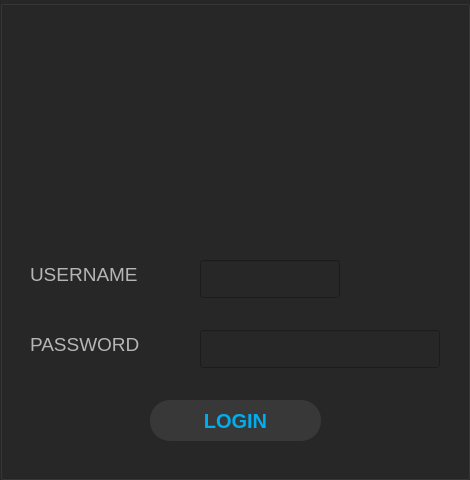
This is login.ui in louatiakram/Projet_CPP_2A20_E5 as Qt 5 draws it before an edit. The edited form follows.
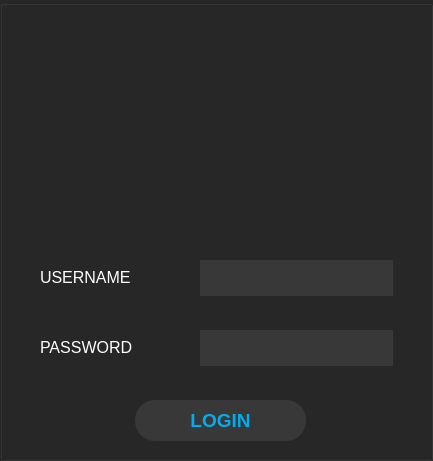
This is the edited form. Icons and pictures are not drawn.

```diff
--- a/login.ui
+++ b/login.ui
@@ -9,8 +9,8 @@
    <rect>
     <x>0</x>
     <y>0</y>
-    <width>470</width>
-    <height>480</height>
+    <width>433</width>
+    <height>461</height>
    </rect>
   </property>
   <property name="font">
@@ -29,20 +29,23 @@
     <rect>
      <x>0</x>
      <y>0</y>
-     <width>470</width>
-     <height>480</height>
+     <width>433</width>
+     <height>461</height>
     </rect>
    </property>
    <property name="styleSheet">
-    <string notr="true">background-color: rgb(39, 39, 39);</string>
+    <string notr="true"/>
    </property>
    <property name="title">
     <string/>
    </property>
+   <property name="alignment">
+    <set>Qt::AlignCenter</set>
+   </property>
    <widget class="QPushButton" name="pb_login">
     <property name="geometry">
      <rect>
-      <x>150</x>
+      <x>135</x>
       <y>400</y>
       <width>171</width>
       <height>41</height>
@@ -51,7 +54,7 @@
     <property name="font">
      <font>
       <family>Arial</family>
-      <pointsize>15</pointsize>
+      <pointsize>14</pointsize>
       <weight>75</weight>
       <bold>true</bold>
      </font>
@@ -80,37 +83,42 @@
      <rect>
       <x>200</x>
       <y>260</y>
-      <width>140</width>
-      <height>38</height>
+      <width>193</width>
+      <height>36</height>
      </rect>
     </property>
     <property name="font">
      <font>
-      <pointsize>14</pointsize>
+      <pointsize>12</pointsize>
      </font>
     </property>
     <property name="styleSheet">
-     <string notr="true">color: rgb(182, 182, 182);</string>
+     <string notr="true">color: rgb(255, 255, 255);
+border-radius:20px;
+background-color: rgb(56, 56, 56);</string>
+    </property>
+    <property name="alignment">
+     <set>Qt::AlignCenter</set>
     </property>
    </widget>
    <widget class="QLabel" name="label">
     <property name="geometry">
      <rect>
-      <x>30</x>
-      <y>260</y>
-      <width>131</width>
-      <height>28</height>
+      <x>40</x>
+      <y>265</y>
+      <width>100</width>
+      <height>25</height>
      </rect>
     </property>
     <property name="font">
      <font>
-      <pointsize>14</pointsize>
+      <pointsize>12</pointsize>
       <weight>50</weight>
       <bold>false</bold>
      </font>
     </property>
     <property name="styleSheet">
-     <string notr="true">color: rgb(182, 182, 182);</string>
+     <string notr="true">color: rgb(255, 255, 255);</string>
     </property>
     <property name="text">
      <string>USERNAME</string>
@@ -121,40 +129,45 @@
      <rect>
       <x>200</x>
       <y>330</y>
-      <width>240</width>
-      <height>38</height>
+      <width>193</width>
+      <height>36</height>
      </rect>
     </property>
     <property name="font">
      <font>
-      <pointsize>14</pointsize>
+      <pointsize>12</pointsize>
      </font>
     </property>
     <property name="styleSheet">
-     <string notr="true">color: rgb(85, 0, 0);</string>
+     <string notr="true">color: rgb(255, 0, 0);
+border-radius:20px;
+background-color: rgb(56, 56, 56);</string>
     </property>
     <property name="echoMode">
      <enum>QLineEdit::Password</enum>
     </property>
+    <property name="alignment">
+     <set>Qt::AlignCenter</set>
+    </property>
    </widget>
    <widget class="QLabel" name="label_2">
     <property name="geometry">
      <rect>
-      <x>30</x>
-      <y>330</y>
-      <width>136</width>
-      <height>28</height>
+      <x>40</x>
+      <y>335</y>
+      <width>104</width>
+      <height>25</height>
      </rect>
     </property>
     <property name="font">
      <font>
-      <pointsize>14</pointsize>
+      <pointsize>12</pointsize>
       <weight>50</weight>
       <bold>false</bold>
      </font>
     </property>
     <property name="styleSheet">
-     <string notr="true">color: rgb(182, 182, 182);</string>
+     <string notr="true">color: rgb(255, 255, 255);</string>
     </property>
     <property name="text">
      <string>PASSWORD</string>
@@ -163,7 +176,7 @@
    <widget class="QLabel" name="label_3">
     <property name="geometry">
      <rect>
-      <x>145</x>
+      <x>130</x>
       <y>20</y>
       <width>181</width>
       <height>201</height>
```
Left out of the diff: 5 changed lines with no effect on the pictures.
